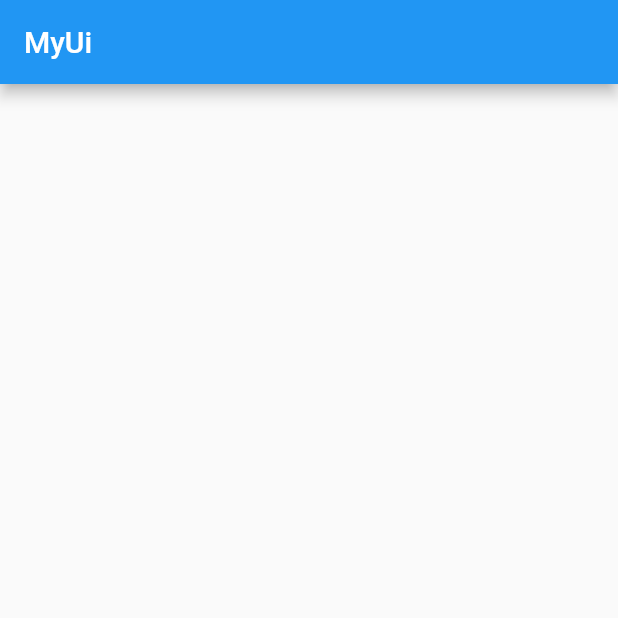
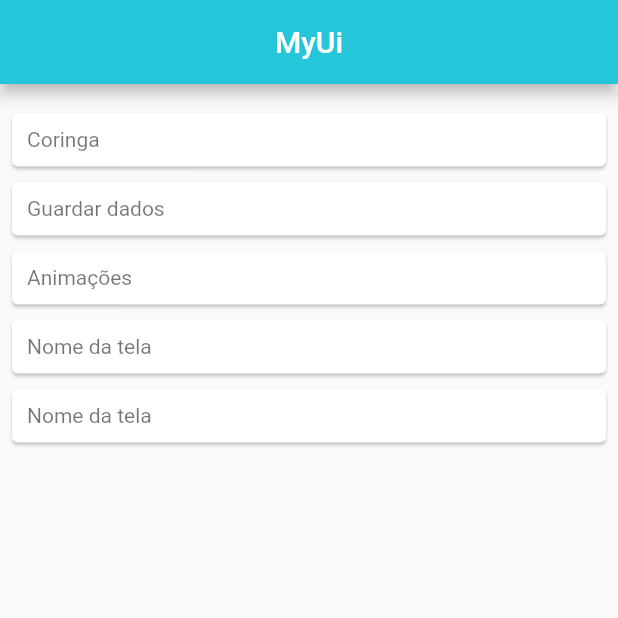
Before and after one commit to mateusisrael/myui, a Flutter app: the screen it shows after launch, on a phone screen of 412 x 824 dp, the top half of it. Run offline on Flutter 3.47's test engine with Material 2 defaults, Android fonts, the phone set to English and light mode, and no system bars.

Commit message:
Home + Cards + Lógica de Rotas

```diff
--- a/lib/main.dart
+++ b/lib/main.dart
@@ -2,6 +2,7 @@ import 'package:flutter/material.dart';
 import 'package:flutter/foundation.dart'
     show debugDefaultTargetPlatformOverride;
 import './src/screens/home.dart';
+import './src/screens/coringa.dart';
 
 
 
@@ -23,6 +24,7 @@ class MyApp extends StatelessWidget{
       initialRoute: '/',
       routes: {
         '/': (context) => Home(),
+        '/coringa': (context) => Coringa(),
       }
     );
   }
--- /dev/null
+++ b/lib/src/screens/coringa.dart
@@ -0,0 +1,20 @@
+import 'package:flutter/material.dart';
+
+class Coringa extends StatelessWidget{
+
+  @override
+  Widget build(BuildContext context) {
+    return Scaffold(
+      appBar: AppBar(
+        backgroundColor: Colors.cyan[400],
+        title: Text('Coringa'),
+        centerTitle: true,
+      ),
+
+      floatingActionButton: FloatingActionButton(
+        backgroundColor: Colors.cyan[400],
+        child: Icon(Icons.add)
+      ),
+    );
+  }
+}
--- a/lib/src/screens/home.dart
+++ b/lib/src/screens/home.dart
@@ -7,9 +7,63 @@ class Home extends StatelessWidget{
   Widget build(BuildContext context) {
     return Scaffold(
       appBar: AppBar(
+        backgroundColor: Colors.cyan[400],
+        title: Text('MyUi', style: TextStyle(),),
+        centerTitle: true,
+      ),
 
-        title: Text('MyUi'),
-      ),
+      body: Container(
+        padding: EdgeInsets.only(top: 15.0),
+        child: ListView(
+          children: <Widget>[
+            Tela(nome: 'Coringa', rota: '/coringa',),
+            Tela(nome: 'Guardar dados'),
+            Tela(nome: 'Animações',),
+            Tela(),
+            Tela(),
+
+          ]
+        ),
+      )
+    );
+  }
+}
+
+
+class Tela extends StatelessWidget{
+  String nome;
+  String rota;
+  Icon sobre;
+
+  Tela({this.nome, this.rota});
+
+  String _setName() {
+    return nome != null ? nome : 'Nome da tela';
+  }
+
+  @override
+  Widget build(BuildContext context) {
+    return Container(
+      padding: EdgeInsets.only(left: 4, right: 4, bottom: 2),
+      child: GestureDetector(
+        onTap: () {
+          Navigator.pushNamed(context, rota);
+        },
+
+        child: Card(
+          elevation: 1.0,
+          child: (
+            Container(
+              padding: EdgeInsets.all(10),
+              child: Row(
+                children: <Widget>[
+                  Text(_setName(), style: TextStyle(color: Colors.black54),)
+                ],
+              )
+            )
+          )
+        )
+      )
 
     );
   }
```
